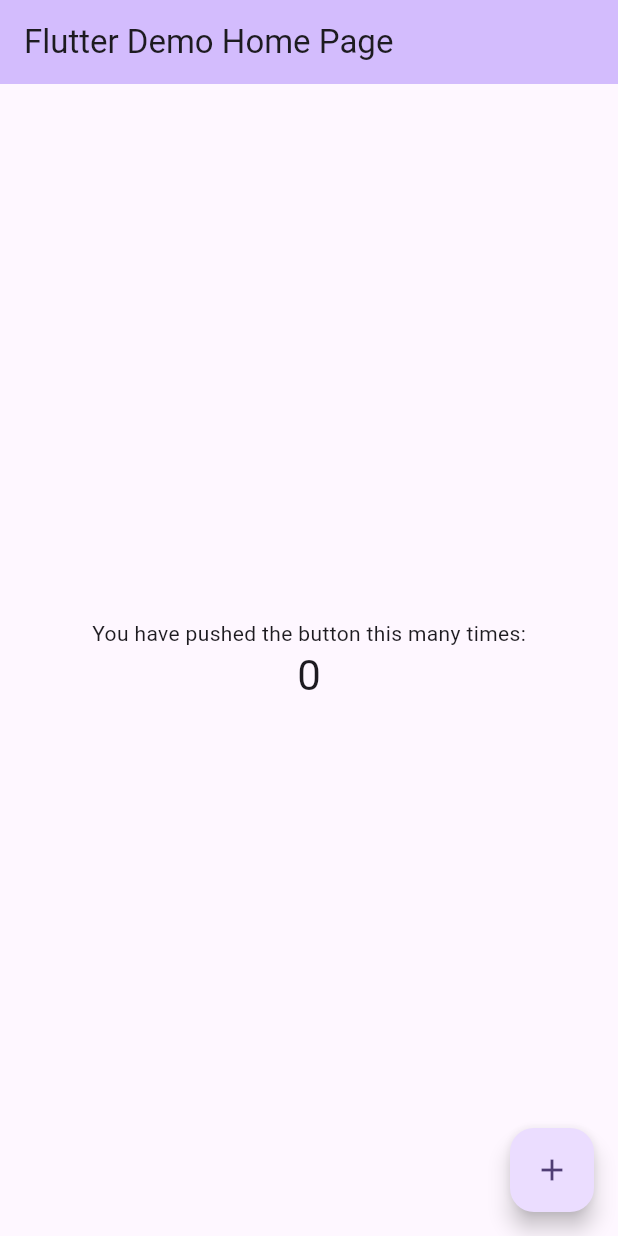
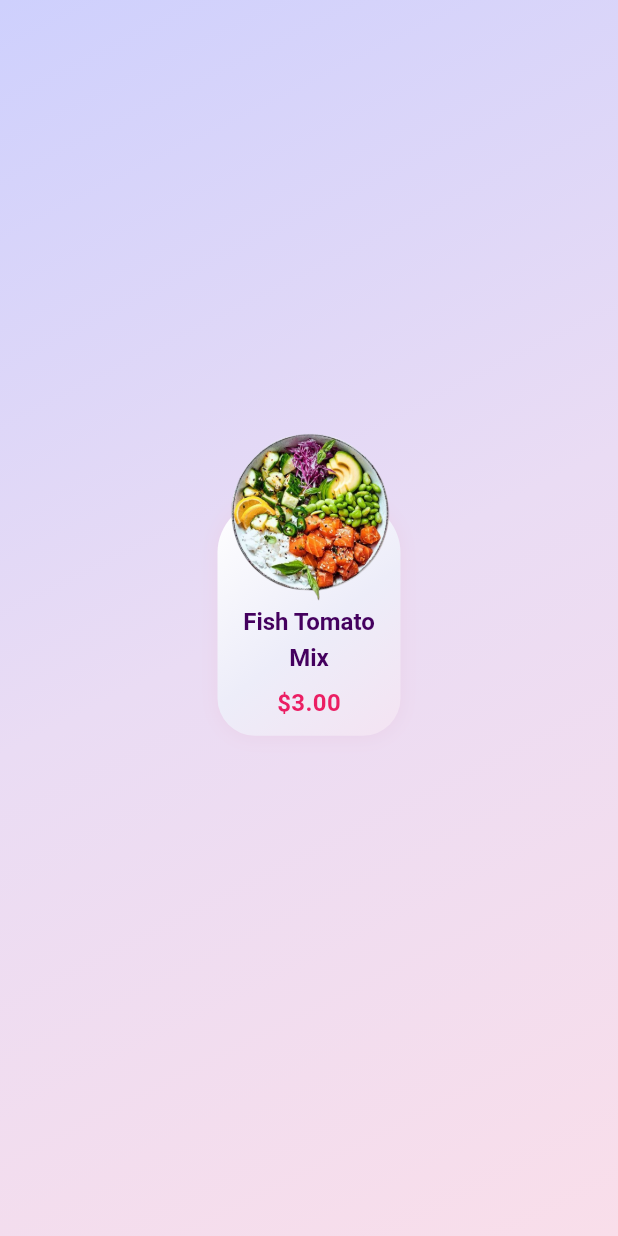
Before and after one commit to yungNita/NhamEii-App, a Flutter app: the screen it shows after launch, on a phone screen of 412 x 824 dp. Run offline on Flutter 3.47's test engine with Material 3 defaults, Android fonts, the light colour scheme and no system bars.

Commit message:
update food_card & background in homepage

```diff
--- /dev/null
+++ b/lib/HomePageWidget/food_card.dart
@@ -0,0 +1,116 @@
+import 'package:flutter/material.dart';
+
+class FoodCard extends StatelessWidget {
+  final String imageUrl;
+  final String title;
+  final String price;
+
+  const FoodCard({
+    super.key,
+    required this.imageUrl,
+    required this.title,
+    required this.price,
+  });
+
+  @override
+  Widget build(BuildContext context) {
+    return Container(
+      width: 122,
+      height: 157,
+      decoration: const BoxDecoration(
+        gradient: LinearGradient(
+          begin: Alignment.topLeft,
+          end: Alignment.bottomRight,
+          stops: [0.0, 0.55, 1.0],
+          colors: [
+            Color(0xFFFFFFFF),
+            Color(0xFFEDEDF9),
+            Color(0xFFF4E3F2),
+          ],
+        ),
+        borderRadius: BorderRadius.vertical(
+          top: Radius.circular(35),
+          bottom: Radius.circular(25),
+        ),
+         boxShadow: [
+          BoxShadow(
+            color: Color(0xFFEAD3EA),
+            offset: Offset(0, 1),
+            blurRadius: 10,
+            spreadRadius: 0,
+          ),
+        ],
+      ),
+      child: Stack(
+        clipBehavior: Clip.none,
+        children: [
+          Positioned(
+            top: -95,
+            left: -29.5,
+            child: ClipRRect(
+              borderRadius: BorderRadius.circular(30),
+              child: Container(
+                width: 180,
+                height: 180,
+                decoration: BoxDecoration(
+                  // boxShadow: [
+                  //   BoxShadow(
+                  //     // ignore: deprecated_member_use
+                  //     color: Colors.black.withOpacity(0.2),
+                  //     offset: const Offset(0,8),
+                  //     blurRadius: 24,
+                  //     spreadRadius: 0,
+                  //   )
+                  // ]
+                ),
+                child: Image.asset(
+                  imageUrl,
+                  width: 180,
+                  height: 180,
+                  // fit: BoxFit.cover,
+                ),
+              ),
+            ),
+          ),
+          Positioned.fill(
+            top: 47,
+            child: Column(
+              mainAxisAlignment: MainAxisAlignment.center,
+              children: [
+                const SizedBox(height: 10),
+                Padding(
+                  padding: const EdgeInsets.symmetric(horizontal: 12),
+                  child: RichText(
+                    text: TextSpan(
+                      text: title,
+                      style: const TextStyle(
+                        fontSize: 16,
+                        fontWeight: FontWeight.bold,
+                        color: Color(0xFF44005E),
+                        height: 1.5, // line height
+                      ),
+                    ),
+                    textAlign: TextAlign.center,
+                    softWrap: true,
+                    overflow: TextOverflow.ellipsis,
+                  ),
+                ),
+
+                //Price Text
+                const SizedBox(height: 8),
+                Text(
+                  price,
+                  style: const TextStyle(
+                    fontSize: 16,
+                    fontWeight: FontWeight.bold,
+                    color: Color(0xFFEB1E63),
+                  ),
+                ),
+              ],
+            ),
+          ),
+        ],
+      ),
+    );
+  }
+}
--- /dev/null
+++ b/lib/HomePageWidget/home_page.dart
@@ -0,0 +1,23 @@
+import 'package:flutter/material.dart';
+import 'food_card.dart';
+import '../gradient_background.dart';
+
+class HomePage extends StatelessWidget {
+  const HomePage({super.key});
+
+  @override
+  Widget build(BuildContext context) {
+    return GradientBackground(
+      child: Scaffold(
+        backgroundColor: Colors.transparent,
+        body: Center(
+          child: FoodCard(
+            imageUrl: 'assets/food_card/fish_tomato_mix.png',
+            title: 'Fish Tomato \nMix',
+            price: '\$3.00',
+          ),
+        ),
+      ),
+    );
+  }
+}
--- /dev/null
+++ b/lib/gradient_background.dart
@@ -0,0 +1,26 @@
+import 'package:flutter/material.dart';
+
+class GradientBackground extends StatelessWidget {
+  final Widget child;
+
+  const GradientBackground({super.key, required this.child});
+
+  @override
+  Widget build(BuildContext context) {
+    return Container(
+      decoration: const BoxDecoration(
+        gradient: LinearGradient(
+          colors: [
+            Color(0xFFCED0FD), // #CED0FD
+            Color(0xFFEADCF4), // #EADCF4
+            Color(0xFFF9DEEA), // #F9DEEA
+          ],
+          begin: Alignment.topLeft,
+          end: Alignment.bottomRight,
+          stops: [0.0, 0.49, 1.0],
+        ),
+      ),
+      child: child,
+    );
+  }
+}
--- a/lib/main.dart
+++ b/lib/main.dart
@@ -1,4 +1,5 @@
 import 'package:flutter/material.dart';
+import 'HomePageWidget/home_page.dart';
 
 void main() {
   runApp(const MyApp());
@@ -11,112 +12,8 @@ class MyApp extends StatelessWidget {
   @override
   Widget build(BuildContext context) {
     return MaterialApp(
-      title: 'Flutter Demo',
-      theme: ThemeData(
-        // This is the theme of your application.
-        //
-        // TRY THIS: Try running your application with "flutter run". You'll see
-        // the application has a purple toolbar. Then, without quitting the app,
-        // try changing the seedColor in the colorScheme below to Colors.green
-        // and then invoke "hot reload" (save your changes or press the "hot
-        // reload" button in a Flutter-supported IDE, or press "r" if you used
-        // the command line to start the app).
-        //
-        // Notice that the counter didn't reset back to zero; the application
-        // state is not lost during the reload. To reset the state, use hot
-        // restart instead.
-        //
-        // This works for code too, not just values: Most code changes can be
-        // tested with just a hot reload.
-        colorScheme: ColorScheme.fromSeed(seedColor: Colors.deepPurple),
-      ),
-      home: const MyHomePage(title: 'Flutter Demo Home Page'),
+      title: 'NhamEii',
+      home: const HomePage(),
     );
   }
 }
-
-class MyHomePage extends StatefulWidget {
-  const MyHomePage({super.key, required this.title});
-
-  // This widget is the home page of your application. It is stateful, meaning
-  // that it has a State object (defined below) that contains fields that affect
-  // how it looks.
-
-  // This class is the configuration for the state. It holds the values (in this
-  // case the title) provided by the parent (in this case the App widget) and
-  // used by the build method of the State. Fields in a Widget subclass are
-  // always marked "final".
-
-  final String title;
-
-  @override
-  State<MyHomePage> createState() => _MyHomePageState();
-}
-
-class _MyHomePageState extends State<MyHomePage> {
-  int _counter = 0;
-
-  void _incrementCounter() {
-    setState(() {
-      // This call to setState tells the Flutter framework that something has
-      // changed in this State, which causes it to rerun the build method below
-      // so that the display can reflect the updated values. If we changed
-      // _counter without calling setState(), then the build method would not be
-      // called again, and so nothing would appear to happen.
-      _counter++;
-    });
-  }
-
-  @override
-  Widget build(BuildContext context) {
-    // This method is rerun every time setState is called, for instance as done
-    // by the _incrementCounter method above.
-    //
-    // The Flutter framework has been optimized to make rerunning build methods
-    // fast, so that you can just rebuild anything that needs updating rather
-    // than having to individually change instances of widgets.
-    return Scaffold(
-      appBar: AppBar(
-        // TRY THIS: Try changing the color here to a specific color (to
-        // Colors.amber, perhaps?) and trigger a hot reload to see the AppBar
-        // change color while the other colors stay the same.
-        backgroundColor: Theme.of(context).colorScheme.inversePrimary,
-        // Here we take the value from the MyHomePage object that was created by
-        // the App.build method, and use it to set our appbar title.
-        title: Text(widget.title),
-      ),
-      body: Center(
-        // Center is a layout widget. It takes a single child and positions it
-        // in the middle of the parent.
-        child: Column(
-          // Column is also a layout widget. It takes a list of children and
-          // arranges them vertically. By default, it sizes itself to fit its
-          // children horizontally, and tries to be as tall as its parent.
-          //
-          // Column has various properties to control how it sizes itself and
-          // how it positions its children. Here we use mainAxisAlignment to
-          // center the children vertically; the main axis here is the vertical
-          // axis because Columns are vertical (the cross axis would be
-          // horizontal).
-          //
-          // TRY THIS: Invoke "debug painting" (choose the "Toggle Debug Paint"
-          // action in the IDE, or press "p" in the console), to see the
-          // wireframe for each widget.
-          mainAxisAlignment: MainAxisAlignment.center,
-          children: <Widget>[
-            const Text('You have pushed the button this many times:'),
-            Text(
-              '$_counter',
-              style: Theme.of(context).textTheme.headlineMedium,
-            ),
-          ],
-        ),
-      ),
-      floatingActionButton: FloatingActionButton(
-        onPressed: _incrementCounter,
-        tooltip: 'Increment',
-        child: const Icon(Icons.add),
-      ), // This trailing comma makes auto-formatting nicer for build methods.
-    );
-  }
-}
--- a/pubspec.yaml
+++ b/pubspec.yaml
@@ -87,3 +87,5 @@ flutter:
   #
   # For details regarding fonts from package dependencies,
   # see https://flutter.dev/to/font-from-package
+  assets:
+    - assets/food_card/
```
Also changed, not shown: assets/food_card/fish_tomato_mix.png (added).
